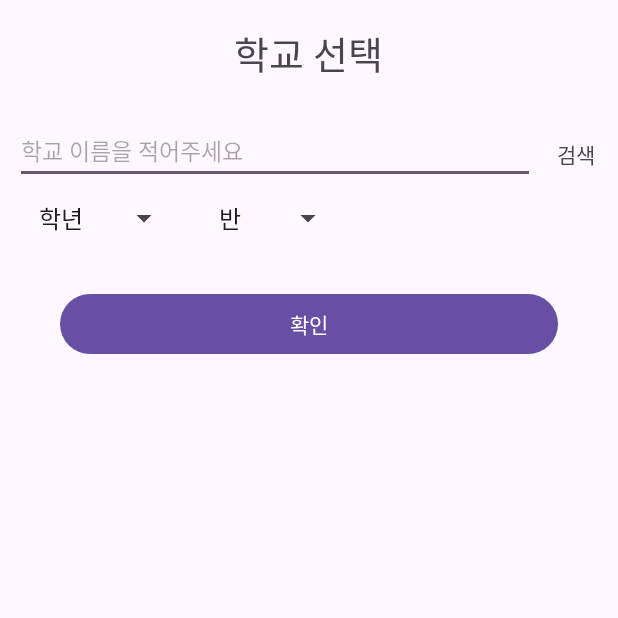
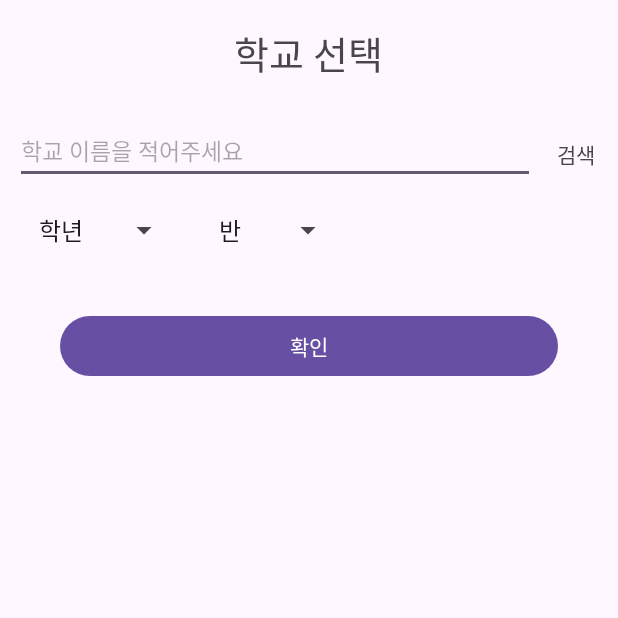
Before and after one commit to Taron8530/timetable, an Android app: the screen it shows after launch (LoginActivity), on a phone screen of 412 x 824 dp, the top half of it. Run offline under Robolectric (Android 15) with nearby library versions, the phone set to English and light mode, and no system bars.

Commit message:
로그인 액티비티 확인버튼 marginTop 살짝 줌 학교 다시 검색시 학과가 추가되는 오류 해결

```diff
--- a/app/src/main/java/com/example/timetable/LoginActivity.kt
+++ b/app/src/main/java/com/example/timetable/LoginActivity.kt
@@ -65,6 +65,7 @@ class LoginActivity : AppCompatActivity() {
                                     if(response.isSuccessful){
                                         Log.d(TAG, "onResponse: 학과 정보 불러옴 ${response.body()?.schoolMajorinfo?.get(1)?.row}}")
                                         if(response.body()?.schoolMajorinfo?.get(1)?.row != null){
+                                            schoolDepartment.clear()
                                             for(i in response.body()?.schoolMajorinfo?.get(1)?.row!!){
                                                 schoolDepartment.add(i.DDDEP_NM)
                                                 Log.d(TAG, "onResponse: ${i.DDDEP_NM} ")
--- a/app/src/main/res/layout/activity_login.xml
+++ b/app/src/main/res/layout/activity_login.xml
@@ -47,7 +47,7 @@
     <Spinner
         android:id="@+id/school_department"
         android:layout_width="150dp"
-        android:layout_height="wrap_content"
+        android:layout_height="45dp"
         android:layout_marginStart="10dp"
         android:layout_marginTop="8dp"
         android:visibility="gone"
@@ -58,7 +58,7 @@
     <Spinner
         android:id="@+id/school_Grade"
         android:layout_width="wrap_content"
-        android:layout_height="30dp"
+        android:layout_height="45dp"
         android:layout_marginStart="10dp"
         android:layout_marginTop="8dp"
         app:layout_constraintStart_toEndOf="@+id/school_department"
@@ -67,7 +67,7 @@
     <Spinner
         android:id="@+id/school_Class_Number"
         android:layout_width="wrap_content"
-        android:layout_height="30dp"
+        android:layout_height="45dp"
         android:layout_marginStart="10dp"
         android:layout_marginTop="8dp"
         android:layout_marginEnd="20dp"
```
